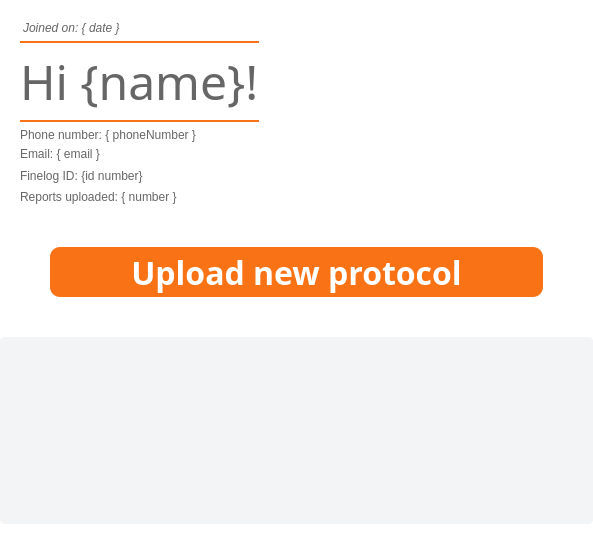
First picture: the form in userpanel.ui, repository Ph4sm4/FinelogApp, before the edit.
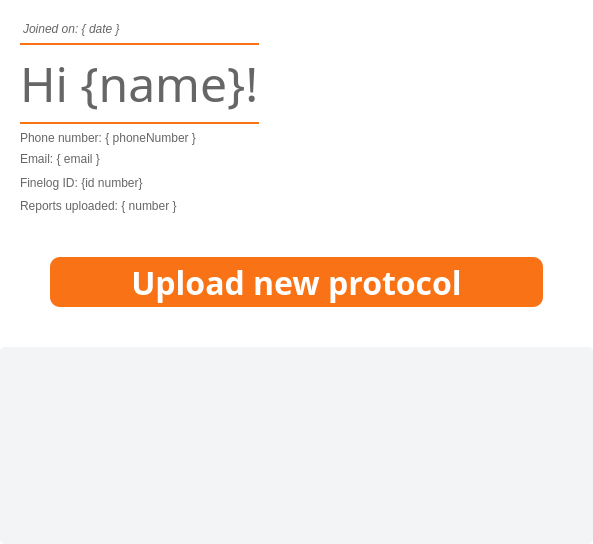
Second picture: the form after the edit. Icons and pictures are not drawn.

Commit message: more setting screens ui

What changed in the file:
```diff
--- a/userpanel.ui
+++ b/userpanel.ui
@@ -104,7 +104,7 @@
         <number>0</number>
        </property>
        <property name="bottomMargin">
-        <number>20</number>
+        <number>0</number>
        </property>
        <item>
         <layout class="QHBoxLayout" name="horizontalLayout">
@@ -439,7 +439,7 @@
             <x>0</x>
             <y>0</y>
             <width>593</width>
-            <height>166</height>
+            <height>186</height>
            </rect>
           </property>
           <property name="styleSheet">
```
The commit also changes 5 other files.
